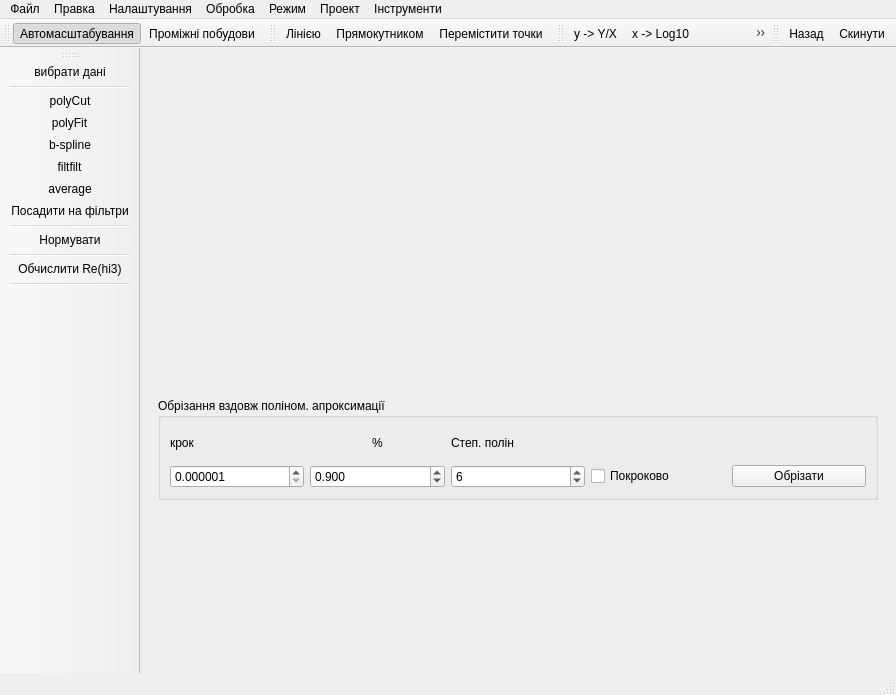
Before: the Qt Designer form mainwindow.ui in xkronosua/QTR, drawn with Qt 5.
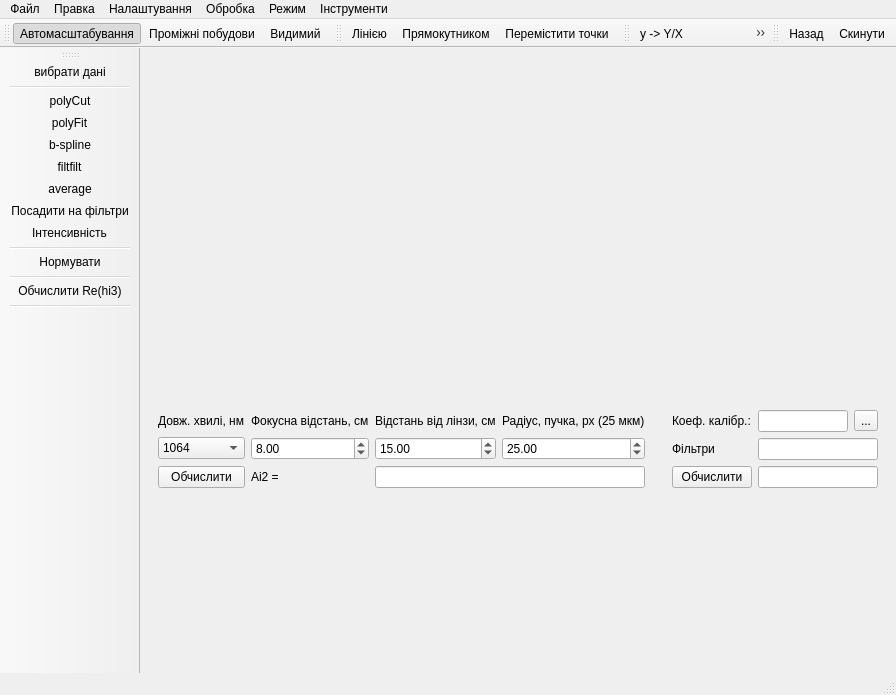
After: the same form once the commit is applied. Icons and pictures are not drawn.

```diff
--- a/mainwindow.ui
+++ b/mainwindow.ui
@@ -93,7 +93,7 @@
        </size>
       </property>
       <property name="currentIndex">
-       <number>1</number>
+       <number>9</number>
       </property>
       <widget class="QWidget" name="page_Average">
        <layout class="QHBoxLayout" name="horizontalLayout_5">
@@ -1176,6 +1176,183 @@
         </item>
        </layout>
       </widget>
+      <widget class="QWidget" name="page_Intens">
+       <layout class="QVBoxLayout" name="verticalLayout_2">
+        <item>
+         <layout class="QHBoxLayout" name="horizontalLayout_8">
+          <item>
+           <layout class="QGridLayout" name="gridLayout_8">
+            <item row="0" column="0">
+             <widget class="QLabel" name="label_19">
+              <property name="text">
+               <string>Довж. хвилі, нм</string>
+              </property>
+             </widget>
+            </item>
+            <item row="1" column="2">
+             <widget class="QDoubleSpinBox" name="Z">
+              <property name="minimum">
+               <double>0.010000000000000</double>
+              </property>
+              <property name="maximum">
+               <double>1000.000000000000000</double>
+              </property>
+              <property name="value">
+               <double>15.000000000000000</double>
+              </property>
+             </widget>
+            </item>
+            <item row="0" column="3">
+             <widget class="QLabel" name="label_27">
+              <property name="text">
+               <string>Радіус, пучка, px (25 мкм)</string>
+              </property>
+             </widget>
+            </item>
+            <item row="1" column="3">
+             <widget class="QDoubleSpinBox" name="R">
+              <property name="minimum">
+               <double>0.010000000000000</double>
+              </property>
+              <property name="maximum">
+               <double>1000.000000000000000</double>
+              </property>
+              <property name="value">
+               <double>25.000000000000000</double>
+              </property>
+             </widget>
+            </item>
+            <item row="0" column="2">
+             <widget class="QLabel" name="label_13">
+              <property name="text">
+               <string>Відстань від лінзи, см</string>
+              </property>
+             </widget>
+            </item>
+            <item row="1" column="1">
+             <widget class="QDoubleSpinBox" name="F">
+              <property name="minimum">
+               <double>0.010000000000000</double>
+              </property>
+              <property name="maximum">
+               <double>1000.000000000000000</double>
+              </property>
+              <property name="value">
+               <double>8.000000000000000</double>
+              </property>
+             </widget>
+            </item>
+            <item row="0" column="1">
+             <widget class="QLabel" name="label_15">
+              <property name="text">
+               <string>Фокусна відстань, см</string>
+              </property>
+             </widget>
+            </item>
+            <item row="2" column="0">
+             <widget class="QPushButton" name="recalcAi2">
+              <property name="text">
+               <string>Обчислити</string>
+              </property>
+             </widget>
+            </item>
+            <item row="2" column="1">
+             <widget class="QLabel" name="label_30">
+              <property name="text">
+               <string>Ai2 =</string>
+              </property>
+             </widget>
+            </item>
+            <item row="2" column="2" colspan="2">
+             <widget class="QLineEdit" name="Ai2">
+              <property name="readOnly">
+               <bool>true</bool>
+              </property>
+             </widget>
+            </item>
+            <item row="1" column="0">
+             <widget class="QComboBox" name="intensWaveLENGTH">
+              <item>
+               <property name="text">
+                <string>1064</string>
+               </property>
+              </item>
+              <item>
+               <property name="text">
+                <string>532</string>
+               </property>
+              </item>
+              <item>
+               <property name="text">
+                <string>633</string>
+               </property>
+              </item>
+             </widget>
+            </item>
+           </layout>
+          </item>
+          <item>
+           <spacer name="horizontalSpacer_2">
+            <property name="orientation">
+             <enum>Qt::Horizontal</enum>
+            </property>
+            <property name="sizeHint" stdset="0">
+             <size>
+              <width>40</width>
+              <height>20</height>
+             </size>
+            </property>
+           </spacer>
+          </item>
+          <item>
+           <layout class="QGridLayout" name="gridLayout_11">
+            <item row="3" column="0">
+             <widget class="QPushButton" name="recalcIntensResult">
+              <property name="text">
+               <string>Обчислити</string>
+              </property>
+             </widget>
+            </item>
+            <item row="1" column="2">
+             <widget class="QLineEdit" name="calibr">
+              <property name="maxLength">
+               <number>50</number>
+              </property>
+             </widget>
+            </item>
+            <item row="2" column="0">
+             <widget class="QLabel" name="label_36">
+              <property name="text">
+               <string>Фільтри</string>
+              </property>
+             </widget>
+            </item>
+            <item row="1" column="0">
+             <widget class="QLabel" name="label_31">
+              <property name="text">
+               <string>Коеф. калібр.:</string>
+              </property>
+             </widget>
+            </item>
+            <item row="1" column="3">
+             <widget class="QToolButton" name="toolButton">
+              <property name="text">
+               <string>...</string>
+              </property>
+             </widget>
+            </item>
+            <item row="2" column="2" colspan="2">
+             <widget class="QLineEdit" name="intensFilt"/>
+            </item>
+            <item row="3" column="2" colspan="2">
+             <widget class="QLineEdit" name="intensResult"/>
+            </item>
+           </layout>
+          </item>
+         </layout>
+        </item>
+       </layout>
+      </widget>
      </widget>
     </item>
    </layout>
@@ -1297,20 +1474,6 @@
     <addaction name="Undo"/>
     <addaction name="Reset"/>
    </widget>
-   <widget class="QMenu" name="projects">
-    <property name="title">
-     <string>Проект</string>
-    </property>
-    <widget class="QMenu" name="addToProjMenu">
-     <property name="title">
-      <string>Додати до існуючого</string>
-     </property>
-     <addaction name="separator"/>
-    </widget>
-    <addaction name="createProj"/>
-    <addaction name="separator"/>
-    <addaction name="addToProjMenu"/>
-   </widget>
    <widget class="QMenu" name="menu_7">
     <property name="title">
      <string>Інструменти</string>
@@ -1322,7 +1485,6 @@
    <addaction name="menu"/>
    <addaction name="menu_2"/>
    <addaction name="menu_3"/>
-   <addaction name="projects"/>
    <addaction name="menu_7"/>
   </widget>
   <widget class="QToolBar" name="toolBarGraph">
@@ -1346,6 +1508,7 @@
    </attribute>
    <addaction name="autoScale"/>
    <addaction name="tmpShow"/>
+   <addaction name="actionProcessView"/>
   </widget>
   <widget class="QToolBar" name="toolBarMpl">
    <property name="windowTitle">
@@ -1421,6 +1584,7 @@
    <addaction name="actionFiltFilt"/>
    <addaction name="actionAverage"/>
    <addaction name="actionFilters"/>
+   <addaction name="actionIntens"/>
    <addaction name="separator"/>
    <addaction name="actionNormData"/>
    <addaction name="separator"/>
@@ -1784,6 +1948,33 @@
     <string>Центрувати по X</string>
    </property>
   </action>
+  <action name="actionIntens">
+   <property name="icon">
+    <iconset>
+     <normaloff>buttons/Intens.png</normaloff>buttons/Intens.png</iconset>
+   </property>
+   <property name="text">
+    <string>Інтенсивність</string>
+   </property>
+   <property name="toolTip">
+    <string>Посадка на інтенсивність</string>
+   </property>
+  </action>
+  <action name="actionProcessView">
+   <property name="checkable">
+    <bool>true</bool>
+   </property>
+   <property name="icon">
+    <iconset>
+     <normaloff>buttons/ViewProcess.png</normaloff>buttons/ViewProcess.png</iconset>
+   </property>
+   <property name="text">
+    <string>Видимий</string>
+   </property>
+   <property name="toolTip">
+    <string>Обробка видимого діапазону</string>
+   </property>
+  </action>
  </widget>
  <tabstops>
   <tabstop>filtersList</tabstop>
```
Left out of the diff: 526 changed lines with no effect on the pictures.
